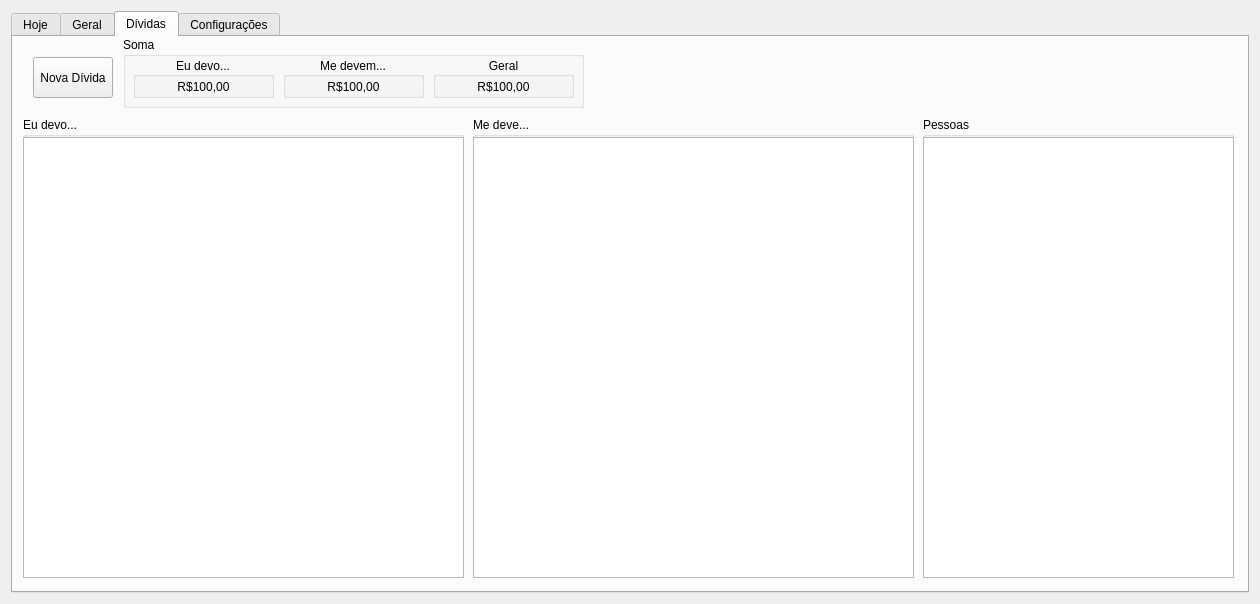
Old version of the form ui/janela.ui in the repository vazerick/controle_gastos.
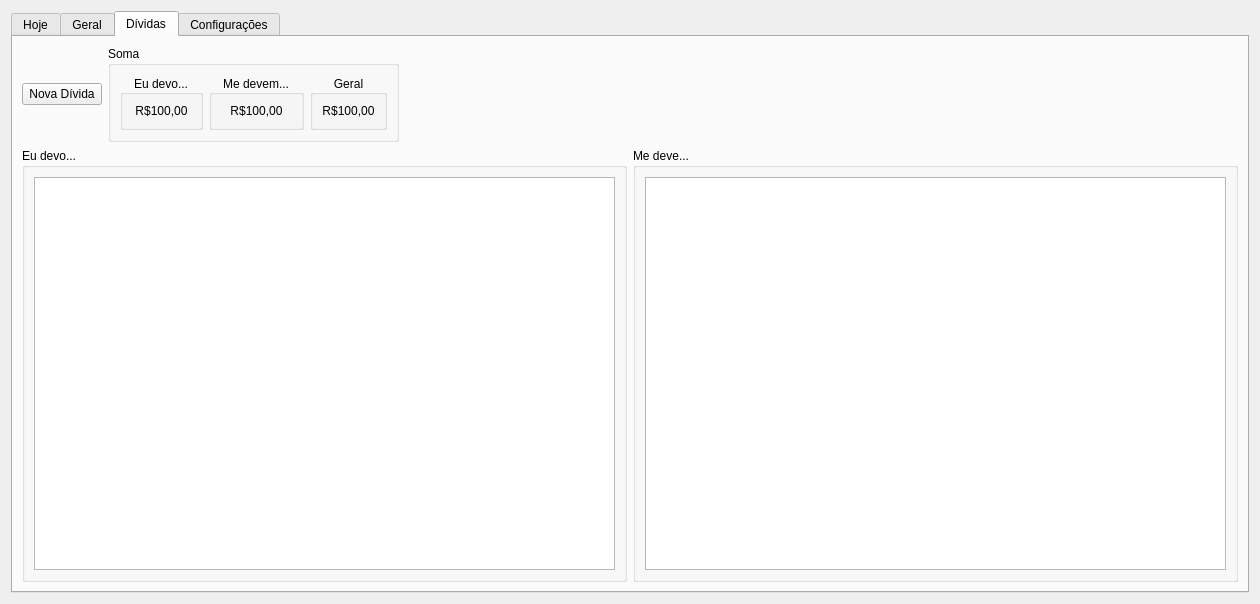
New version of the form. The open tabs and pages were chosen to show the change. Custom widgets are drawn as their Qt base class.

```diff
--- a/ui/janela.ui
+++ b/ui/janela.ui
@@ -1493,186 +1493,26 @@
       <attribute name="title">
        <string>Dívidas</string>
       </attribute>
+      <layout class="QVBoxLayout" name="verticalLayout_16">
+       <item>
+        <layout class="QVBoxLayout" name="verticalLayout_15">
+         <item>
+          <layout class="QHBoxLayout" name="horizontalLayout_19">
+           <item>
       <widget class="QPushButton" name="pushButton_2">
-       <property name="geometry">
-        <rect>
-         <x>20</x>
-         <y>20</y>
-         <width>80</width>
-         <height>41</height>
-        </rect>
-       </property>
        <property name="text">
         <string>Nova Dívida</string>
        </property>
       </widget>
-      <widget class="QGroupBox" name="boxSaidas_3">
-       <property name="geometry">
-        <rect>
-         <x>10</x>
-         <y>80</y>
-         <width>441</width>
-         <height>461</height>
-        </rect>
-       </property>
-       <property name="title">
-        <string>Eu devo...</string>
-       </property>
-       <widget class="QTreeWidget" name="treeReserva_2">
-        <property name="geometry">
-         <rect>
-          <x>0</x>
-          <y>20</y>
-          <width>441</width>
-          <height>441</height>
-         </rect>
-        </property>
-        <property name="alternatingRowColors">
-         <bool>true</bool>
-        </property>
-        <property name="rootIsDecorated">
-         <bool>true</bool>
-        </property>
-        <property name="uniformRowHeights">
-         <bool>false</bool>
-        </property>
-        <property name="itemsExpandable">
-         <bool>false</bool>
-        </property>
-        <property name="sortingEnabled">
-         <bool>true</bool>
-        </property>
-        <property name="wordWrap">
-         <bool>true</bool>
-        </property>
-        <property name="headerHidden">
-         <bool>true</bool>
-        </property>
-        <attribute name="headerVisible">
-         <bool>false</bool>
-        </attribute>
-        <attribute name="headerCascadingSectionResizes">
-         <bool>false</bool>
-        </attribute>
-        <attribute name="headerHighlightSections">
-         <bool>false</bool>
-        </attribute>
-        <column>
-         <property name="text">
-          <string>Item</string>
-         </property>
-        </column>
-        <column>
-         <property name="text">
-          <string>Valor</string>
-         </property>
-        </column>
-        <column>
-         <property name="text">
-          <string>Pessoa</string>
-         </property>
-        </column>
-        <column>
-         <property name="text">
-          <string>Comentário</string>
-         </property>
-        </column>
-       </widget>
-      </widget>
-      <widget class="QGroupBox" name="boxSaidas_4">
-       <property name="geometry">
-        <rect>
-         <x>460</x>
-         <y>80</y>
-         <width>441</width>
-         <height>461</height>
-        </rect>
-       </property>
-       <property name="title">
-        <string>Me deve...</string>
-       </property>
-       <widget class="QTreeWidget" name="treeReserva_3">
-        <property name="geometry">
-         <rect>
-          <x>0</x>
-          <y>20</y>
-          <width>441</width>
-          <height>441</height>
-         </rect>
-        </property>
-        <property name="alternatingRowColors">
-         <bool>true</bool>
-        </property>
-        <property name="rootIsDecorated">
-         <bool>true</bool>
-        </property>
-        <property name="uniformRowHeights">
-         <bool>false</bool>
-        </property>
-        <property name="itemsExpandable">
-         <bool>false</bool>
-        </property>
-        <property name="sortingEnabled">
-         <bool>true</bool>
-        </property>
-        <property name="wordWrap">
-         <bool>true</bool>
-        </property>
-        <property name="headerHidden">
-         <bool>true</bool>
-        </property>
-        <attribute name="headerVisible">
-         <bool>false</bool>
-        </attribute>
-        <attribute name="headerCascadingSectionResizes">
-         <bool>false</bool>
-        </attribute>
-        <attribute name="headerHighlightSections">
-         <bool>false</bool>
-        </attribute>
-        <column>
-         <property name="text">
-          <string>Item</string>
-         </property>
-        </column>
-        <column>
-         <property name="text">
-          <string>Valor</string>
-         </property>
-        </column>
-        <column>
-         <property name="text">
-          <string>Comentário</string>
-         </property>
-        </column>
-        <column>
-         <property name="text">
-          <string>Pessoa</string>
-         </property>
-        </column>
-       </widget>
-      </widget>
+           </item>
+           <item>
       <widget class="QGroupBox" name="groupBox">
-       <property name="geometry">
-        <rect>
-         <x>110</x>
-         <y>0</y>
-         <width>461</width>
-         <height>71</height>
-        </rect>
-       </property>
        <property name="title">
         <string>Soma</string>
        </property>
+             <layout class="QHBoxLayout" name="horizontalLayout_18">
+              <item>
        <widget class="QGroupBox" name="boxMedia_2">
-        <property name="geometry">
-         <rect>
-          <x>10</x>
-          <y>20</y>
-          <width>141</width>
-          <height>41</height>
-         </rect>
-        </property>
         <property name="accessibleName">
          <string>quadro</string>
         </property>
@@ -1682,15 +1522,9 @@
         <property name="alignment">
          <set>Qt::AlignCenter</set>
         </property>
+                <layout class="QVBoxLayout" name="verticalLayout_12">
+                 <item>
         <widget class="QLabel" name="labelMedia_2">
-         <property name="geometry">
-          <rect>
-           <x>0</x>
-           <y>20</y>
-           <width>141</width>
-           <height>20</height>
-          </rect>
-         </property>
          <property name="text">
           <string>R$100,00</string>
          </property>
@@ -1698,16 +1532,12 @@
           <set>Qt::AlignCenter</set>
          </property>
         </widget>
-       </widget>
+                 </item>
+                </layout>
+               </widget>
+              </item>
+              <item>
        <widget class="QGroupBox" name="boxLimiteDia_2">
-        <property name="geometry">
-         <rect>
-          <x>160</x>
-          <y>20</y>
-          <width>141</width>
-          <height>41</height>
-         </rect>
-        </property>
         <property name="accessibleName">
          <string>quadro</string>
         </property>
@@ -1717,15 +1547,9 @@
         <property name="alignment">
          <set>Qt::AlignCenter</set>
         </property>
+                <layout class="QVBoxLayout" name="verticalLayout_13">
+                 <item>
         <widget class="QLabel" name="labelLimiteDia_2">
-         <property name="geometry">
-          <rect>
-           <x>0</x>
-           <y>20</y>
-           <width>141</width>
-           <height>20</height>
-          </rect>
-         </property>
          <property name="text">
           <string>R$100,00</string>
          </property>
@@ -1733,16 +1557,12 @@
           <set>Qt::AlignCenter</set>
          </property>
         </widget>
-       </widget>
+                 </item>
+                </layout>
+               </widget>
+              </item>
+              <item>
        <widget class="QGroupBox" name="boxAjuste_2">
-        <property name="geometry">
-         <rect>
-          <x>310</x>
-          <y>20</y>
-          <width>141</width>
-          <height>41</height>
-         </rect>
-        </property>
         <property name="accessibleName">
          <string>quadro</string>
         </property>
@@ -1752,15 +1572,9 @@
         <property name="alignment">
          <set>Qt::AlignCenter</set>
         </property>
+                <layout class="QVBoxLayout" name="verticalLayout_14">
+                 <item>
         <widget class="QLabel" name="labelAjuste_2">
-         <property name="geometry">
-          <rect>
-           <x>0</x>
-           <y>20</y>
-           <width>141</width>
-           <height>20</height>
-          </rect>
-         </property>
          <property name="text">
           <string>R$100,00</string>
          </property>
@@ -1768,29 +1582,101 @@
           <set>Qt::AlignCenter</set>
          </property>
         </widget>
-       </widget>
-      </widget>
-      <widget class="QGroupBox" name="boxSaidas_5">
-       <property name="geometry">
-        <rect>
-         <x>910</x>
-         <y>80</y>
-         <width>311</width>
-         <height>461</height>
-        </rect>
-       </property>
+                 </item>
+                </layout>
+               </widget>
+              </item>
+             </layout>
+            </widget>
+           </item>
+           <item>
+            <spacer name="horizontalSpacer_6">
+             <property name="orientation">
+              <enum>Qt::Horizontal</enum>
+             </property>
+             <property name="sizeHint" stdset="0">
+              <size>
+               <width>40</width>
+               <height>20</height>
+              </size>
+             </property>
+            </spacer>
+           </item>
+          </layout>
+         </item>
+         <item>
+          <layout class="QHBoxLayout" name="horizontalLayout_17">
+           <item>
+            <widget class="QGroupBox" name="boxSaidas_3">
        <property name="title">
-        <string>Pessoas</string>
-       </property>
-       <widget class="QTreeWidget" name="treeReserva_4">
-        <property name="geometry">
-         <rect>
-          <x>0</x>
-          <y>20</y>
-          <width>311</width>
-          <height>441</height>
-         </rect>
-        </property>
+              <string>Eu devo...</string>
+             </property>
+             <layout class="QVBoxLayout" name="verticalLayout_10">
+              <item>
+               <widget class="QTreeWidget" name="treeDevo">
+                <property name="alternatingRowColors">
+                 <bool>true</bool>
+                </property>
+                <property name="rootIsDecorated">
+                 <bool>true</bool>
+                </property>
+                <property name="uniformRowHeights">
+                 <bool>false</bool>
+                </property>
+                <property name="itemsExpandable">
+                 <bool>false</bool>
+                </property>
+                <property name="sortingEnabled">
+                 <bool>true</bool>
+                </property>
+                <property name="wordWrap">
+                 <bool>true</bool>
+                </property>
+                <property name="headerHidden">
+                 <bool>true</bool>
+                </property>
+                <attribute name="headerVisible">
+                 <bool>false</bool>
+                </attribute>
+                <attribute name="headerCascadingSectionResizes">
+                 <bool>false</bool>
+                </attribute>
+                <attribute name="headerHighlightSections">
+                 <bool>false</bool>
+                </attribute>
+                <column>
+                 <property name="text">
+                  <string>Data</string>
+                 </property>
+                </column>
+                <column>
+                 <property name="text">
+                  <string>Item</string>
+                 </property>
+                </column>
+                <column>
+                 <property name="text">
+                  <string>Comentário</string>
+                 </property>
+                </column>
+                <column>
+                 <property name="text">
+                  <string>Valor</string>
+                 </property>
+                </column>
+               </widget>
+              </item>
+             </layout>
+            </widget>
+           </item>
+           <item>
+            <widget class="QGroupBox" name="boxSaidas_4">
+             <property name="title">
+              <string>Me deve...</string>
+             </property>
+             <layout class="QVBoxLayout" name="verticalLayout_11">
+              <item>
+               <widget class="QTreeWidget" name="treeDevem">
         <property name="alternatingRowColors">
          <bool>true</bool>
         </property>
@@ -1823,16 +1709,34 @@
         </attribute>
         <column>
          <property name="text">
-          <string>Pessoa</string>
-         </property>
-        </column>
+                  <string>Data</string>
+                 </property>
+                </column>
+                <column>
+                 <property name="text">
+                  <string>Item</string>
+                 </property>
+                </column>
+                <column>
+                 <property name="text">
+                  <string>Comentário</string>
+                 </property>
+                </column>
         <column>
          <property name="text">
           <string>Valor</string>
          </property>
         </column>
        </widget>
-      </widget>
+              </item>
+             </layout>
+            </widget>
+           </item>
+          </layout>
+         </item>
+        </layout>
+       </item>
+      </layout>
      </widget>
      <widget class="QWidget" name="Config">
       <attribute name="title">
```
Left out of the diff: 7 changed lines with no effect on the pictures. Lines whose indentation alone changed are shown as unchanged.
